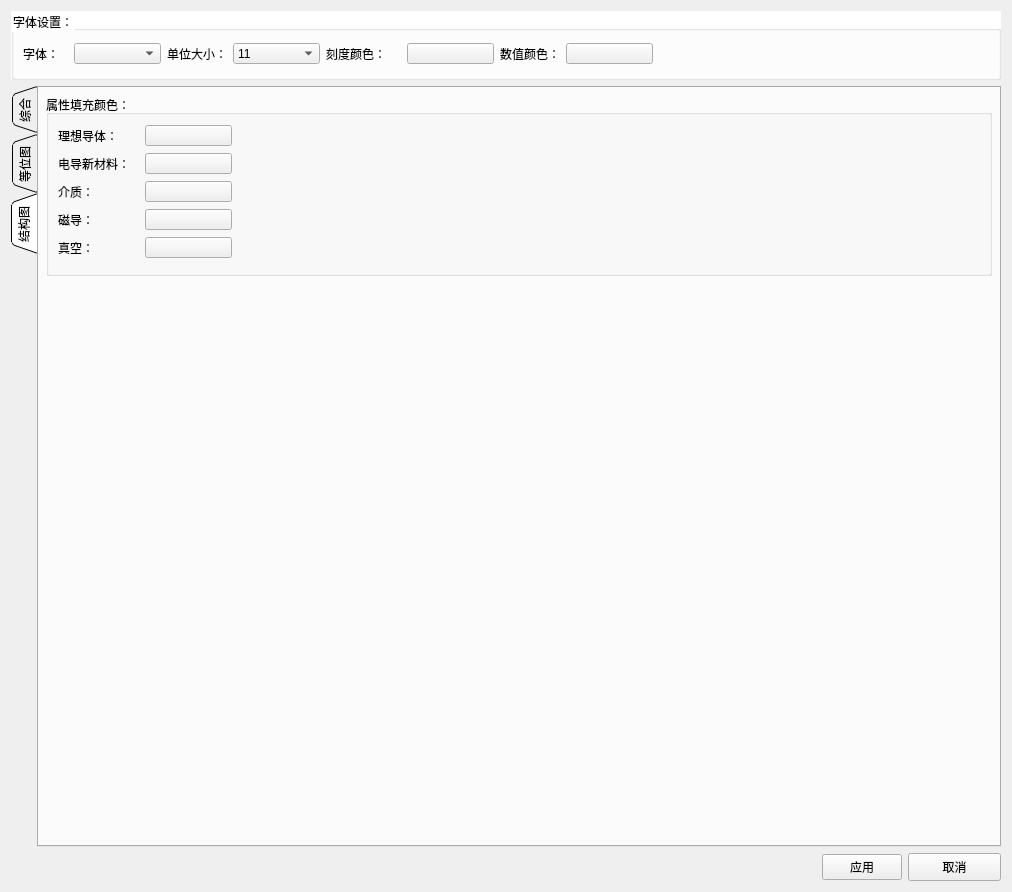
First picture: the form in src/DataVisualization/ConfigWidget.ui, repository BeQuiet1228/FreeCAD, before the edit.
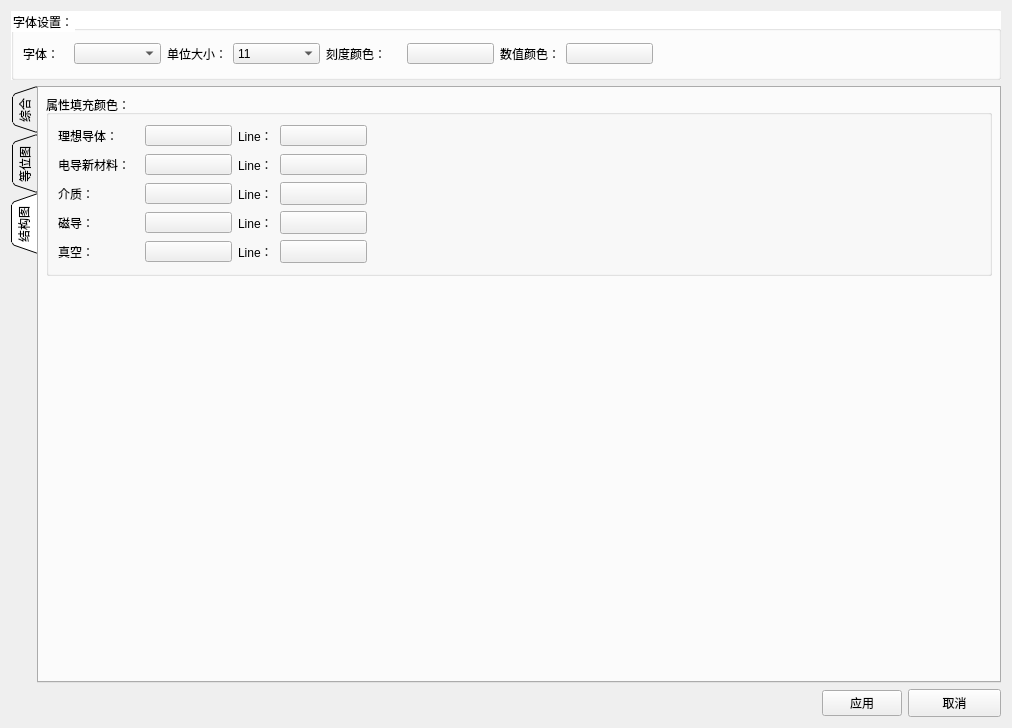
Second picture: the form after the edit. The open tabs and pages were chosen to show the change.

Patch:
```diff
--- a/src/DataVisualization/ConfigWidget.ui
+++ b/src/DataVisualization/ConfigWidget.ui
@@ -7,7 +7,7 @@
     <x>0</x>
     <y>0</y>
     <width>1012</width>
-    <height>892</height>
+    <height>728</height>
    </rect>
   </property>
   <property name="windowTitle">
@@ -787,6 +787,44 @@
               </item>
              </layout>
             </item>
+            <item>
+             <widget class="QLabel" name="label_15">
+              <property name="minimumSize">
+               <size>
+                <width>36</width>
+                <height>23</height>
+               </size>
+              </property>
+              <property name="maximumSize">
+               <size>
+                <width>26</width>
+                <height>23</height>
+               </size>
+              </property>
+              <property name="text">
+               <string>Line：</string>
+              </property>
+             </widget>
+            </item>
+            <item>
+             <widget class="QPushButton" name="perfectconductorlineColor">
+              <property name="minimumSize">
+               <size>
+                <width>87</width>
+                <height>21</height>
+               </size>
+              </property>
+              <property name="maximumSize">
+               <size>
+                <width>87</width>
+                <height>21</height>
+               </size>
+              </property>
+              <property name="text">
+               <string/>
+              </property>
+             </widget>
+            </item>
             <item>
              <spacer name="horizontalSpacer_10">
               <property name="orientation">
@@ -846,6 +884,44 @@
               </item>
              </layout>
             </item>
+            <item>
+             <widget class="QLabel" name="label_16">
+              <property name="minimumSize">
+               <size>
+                <width>36</width>
+                <height>23</height>
+               </size>
+              </property>
+              <property name="maximumSize">
+               <size>
+                <width>36</width>
+                <height>23</height>
+               </size>
+              </property>
+              <property name="text">
+               <string>Line：</string>
+              </property>
+             </widget>
+            </item>
+            <item>
+             <widget class="QPushButton" name="conductorNewlineColor">
+              <property name="minimumSize">
+               <size>
+                <width>87</width>
+                <height>21</height>
+               </size>
+              </property>
+              <property name="maximumSize">
+               <size>
+                <width>87</width>
+                <height>21</height>
+               </size>
+              </property>
+              <property name="text">
+               <string/>
+              </property>
+             </widget>
+            </item>
             <item>
              <spacer name="horizontalSpacer_6">
               <property name="orientation">
@@ -905,6 +981,44 @@
               </item>
              </layout>
             </item>
+            <item>
+             <widget class="QLabel" name="label_17">
+              <property name="minimumSize">
+               <size>
+                <width>36</width>
+                <height>23</height>
+               </size>
+              </property>
+              <property name="maximumSize">
+               <size>
+                <width>36</width>
+                <height>23</height>
+               </size>
+              </property>
+              <property name="text">
+               <string>Line：</string>
+              </property>
+             </widget>
+            </item>
+            <item>
+             <widget class="QPushButton" name="diolectriclineColor">
+              <property name="minimumSize">
+               <size>
+                <width>87</width>
+                <height>23</height>
+               </size>
+              </property>
+              <property name="maximumSize">
+               <size>
+                <width>87</width>
+                <height>23</height>
+               </size>
+              </property>
+              <property name="text">
+               <string/>
+              </property>
+             </widget>
+            </item>
             <item>
              <spacer name="horizontalSpacer_7">
               <property name="orientation">
@@ -964,6 +1078,38 @@
               </item>
              </layout>
             </item>
+            <item>
+             <widget class="QLabel" name="label_18">
+              <property name="minimumSize">
+               <size>
+                <width>36</width>
+                <height>23</height>
+               </size>
+              </property>
+              <property name="text">
+               <string>Line：</string>
+              </property>
+             </widget>
+            </item>
+            <item>
+             <widget class="QPushButton" name="permeabilitylineColor">
+              <property name="minimumSize">
+               <size>
+                <width>87</width>
+                <height>23</height>
+               </size>
+              </property>
+              <property name="maximumSize">
+               <size>
+                <width>87</width>
+                <height>23</height>
+               </size>
+              </property>
+              <property name="text">
+               <string/>
+              </property>
+             </widget>
+            </item>
             <item>
              <spacer name="horizontalSpacer_8">
               <property name="orientation">
@@ -1023,6 +1169,44 @@
               </item>
              </layout>
             </item>
+            <item>
+             <widget class="QLabel" name="label_19">
+              <property name="minimumSize">
+               <size>
+                <width>36</width>
+                <height>23</height>
+               </size>
+              </property>
+              <property name="maximumSize">
+               <size>
+                <width>36</width>
+                <height>23</height>
+               </size>
+              </property>
+              <property name="text">
+               <string>Line：</string>
+              </property>
+             </widget>
+            </item>
+            <item>
+             <widget class="QPushButton" name="vacuolineColor">
+              <property name="minimumSize">
+               <size>
+                <width>87</width>
+                <height>23</height>
+               </size>
+              </property>
+              <property name="maximumSize">
+               <size>
+                <width>87</width>
+                <height>23</height>
+               </size>
+              </property>
+              <property name="text">
+               <string/>
+              </property>
+             </widget>
+            </item>
             <item>
              <spacer name="horizontalSpacer_9">
               <property name="orientation">
```
Left out of the diff: 10 changed lines with no effect on the pictures. Lines whose indentation alone changed are shown as unchanged.
